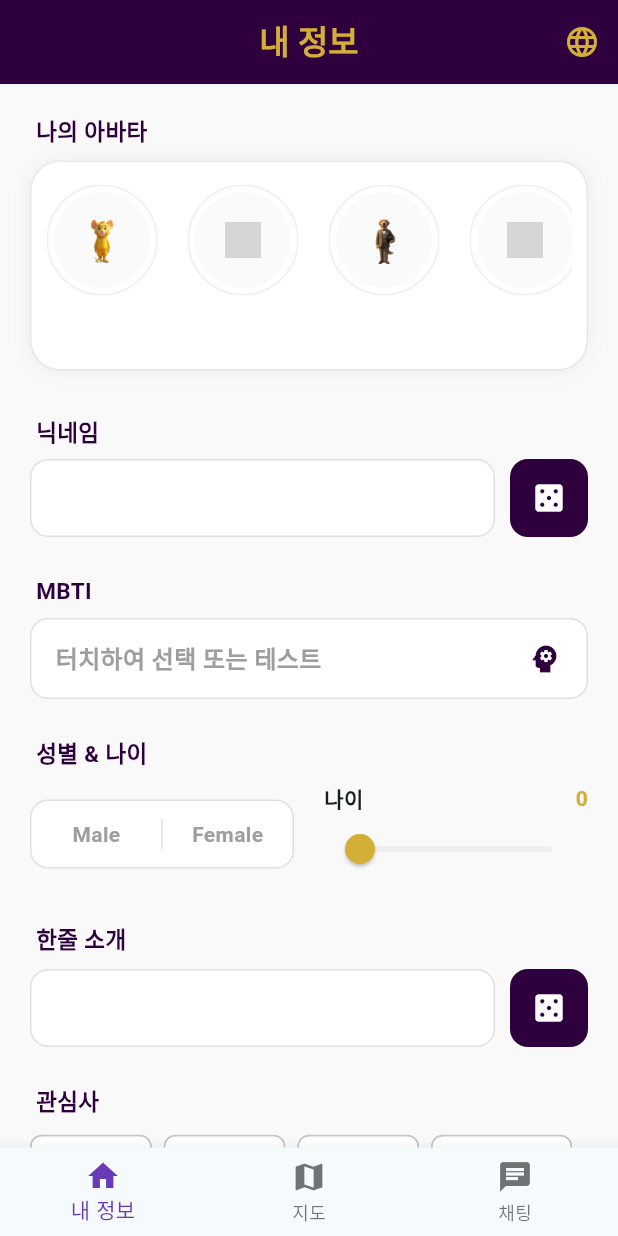
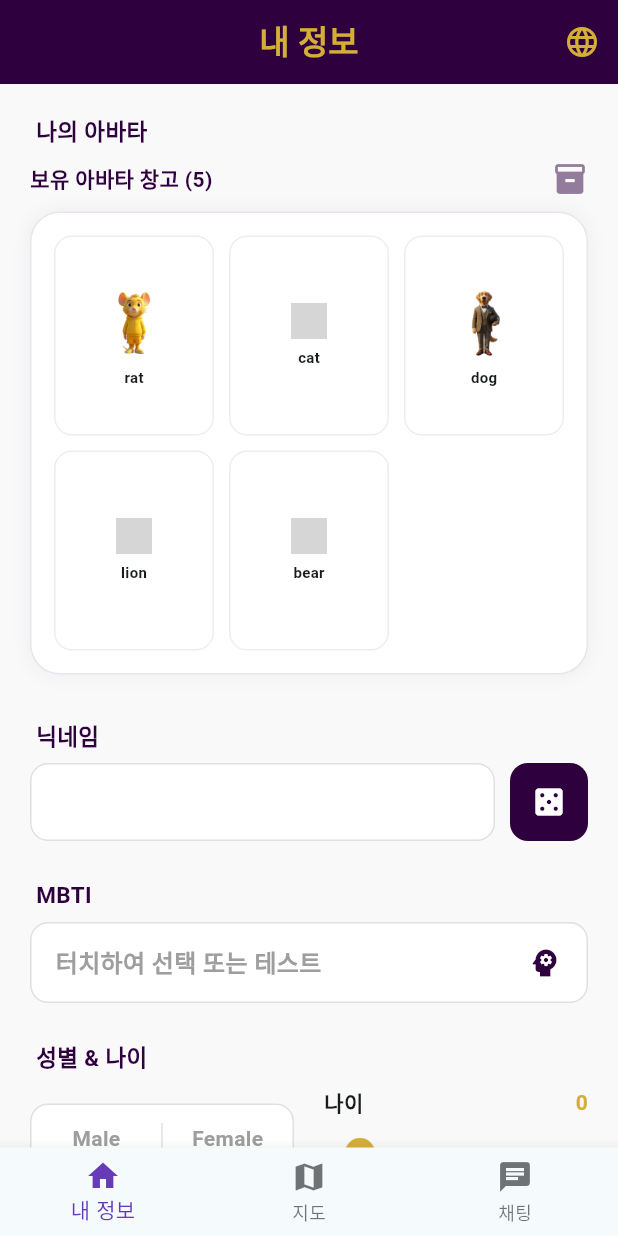
Before and after one commit to seoulcumulus/chahanjan_app, a Flutter app: the screen it shows once a user with an empty profile is signed in, on a phone screen of 412 x 824 dp. Run offline on Flutter 3.47's test engine with Material 3 defaults, Android fonts, the phone set to English and light mode, and no system bars; our stand-ins replace cloud_firestore, firebase_auth, firebase_core, firebase_messaging, firebase_storage, geolocator and 3 more; missing offline and left inert: kakao_flutter_sdk, translator, zego_uikit_prebuilt_call; accounts and stored records are empty; grey boxes are pictures that could not be loaded.

Commit message:
휴대폰에 android studio 연결후 사각격자형 창고 grid

```diff
--- a/lib/screens/profile_screen.dart
+++ b/lib/screens/profile_screen.dart
@@ -480,21 +480,72 @@ class _ProfileScreenState extends State<ProfileScreen> {
 
   // 인벤토리 위젯 (기존 성스러운 디자인 유지)
   Widget _buildInventory() {
-    return Container(
-      height: 140,
-      padding: const EdgeInsets.symmetric(vertical: 15, horizontal: 10),
-      decoration: BoxDecoration(color: Colors.white, borderRadius: BorderRadius.circular(20), boxShadow: [BoxShadow(color: Colors.black.withOpacity(0.05), blurRadius: 10)], border: Border.all(color: _holyPurple.withOpacity(0.1))),
-      child: _myInventory.isEmpty ? const Center(child: Text("비었음")) : ListView.separated(
-        scrollDirection: Axis.horizontal, itemCount: _myInventory.length, separatorBuilder: (_, __) => const SizedBox(width: 20),
-        itemBuilder: (context, index) {
-          final avatar = _myInventory[index];
-          final isSelected = avatar == _selectedAvatar;
-          return GestureDetector(onTap: () => setState(() => _selectedAvatar = avatar), child: Column(children: [
-            Container(padding: const EdgeInsets.all(4), decoration: BoxDecoration(shape: BoxShape.circle, border: isSelected ? Border.all(color: _holyGold, width: 3) : Border.all(color: Colors.grey[200]!, width: 1), color: Colors.white), child: CircleAvatar(radius: 32, backgroundColor: Colors.grey[50], child: Image.asset('assets/avatars/$avatar', fit: BoxFit.cover, errorBuilder: (_, __, ___) => const Icon(Icons.person)))),
-            if (isSelected) const Icon(Icons.check_circle, size: 16, color: Colors.green)
-          ]));
-        }
-      ),
+    return Column(
+      crossAxisAlignment: CrossAxisAlignment.start,
+      children: [
+        Row(
+          mainAxisAlignment: MainAxisAlignment.spaceBetween,
+          children: [
+            Text("보유 아바타 창고 (${_myInventory.length})", style: TextStyle(fontWeight: FontWeight.bold, color: _holyPurple)),
+            Icon(Icons.inventory_2, color: _holyPurple.withOpacity(0.5)),
+          ],
+        ),
+        const SizedBox(height: 10),
+
+        // ✨ 여기가 핵심! 가로 스크롤(ListView)을 -> 격자(GridView)로 변경
+        Container(
+          padding: const EdgeInsets.all(15),
+          decoration: BoxDecoration(
+            color: Colors.white,
+            borderRadius: BorderRadius.circular(20),
+            boxShadow: [BoxShadow(color: _holyPurple.withOpacity(0.05), blurRadius: 10)],
+            border: Border.all(color: _holyPurple.withOpacity(0.1)),
+          ),
+          child: GridView.builder(
+            shrinkWrap: true, // 이게 있어야 스크롤 에러가 안 납니다
+            physics: const NeverScrollableScrollPhysics(),
+            itemCount: _myInventory.length,
+            gridDelegate: const SliverGridDelegateWithFixedCrossAxisCount(
+              crossAxisCount: 3, // 한 줄에 3개씩!
+              crossAxisSpacing: 10,
+              mainAxisSpacing: 10,
+              childAspectRatio: 0.8, // 세로로 길쭉한 카드 비율
+            ),
+            itemBuilder: (context, index) {
+              final avatar = _myInventory[index];
+              final isSelected = avatar == _selectedAvatar;
+              return GestureDetector(
+                onTap: () => setState(() => _selectedAvatar = avatar),
+                child: Container(
+                  decoration: BoxDecoration(
+                    color: isSelected ? _holyGold.withOpacity(0.1) : Colors.white,
+                    borderRadius: BorderRadius.circular(12),
+                    border: Border.all(
+                      color: isSelected ? _holyGold : Colors.grey[200]!,
+                      width: isSelected ? 2 : 1
+                    ),
+                  ),
+                  child: Stack(
+                    alignment: Alignment.center,
+                    children: [
+                      Column(
+                        mainAxisAlignment: MainAxisAlignment.center,
+                        children: [
+                          Image.asset('assets/avatars/$avatar', height: 50, errorBuilder: (_,__,___)=>const Icon(Icons.person)),
+                          const SizedBox(height: 5),
+                          Text(avatar.split('.')[0], style: const TextStyle(fontSize: 10, fontWeight: FontWeight.bold)),
+                        ],
+                      ),
+                      if (isSelected)
+                        const Positioned(top: 5, right: 5, child: Icon(Icons.check_circle, color: Colors.green, size: 16)),
+                    ],
+                  ),
+                ),
+              );
+            },
+          ),
+        ),
+      ],
     );
   }
 }
```
